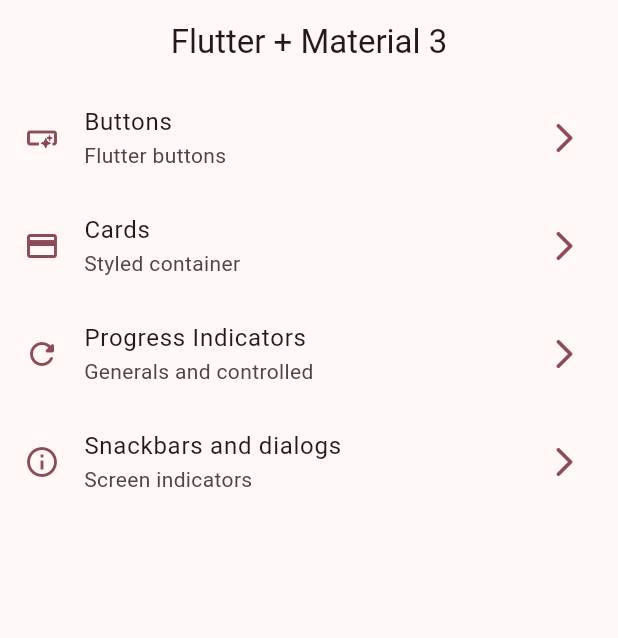
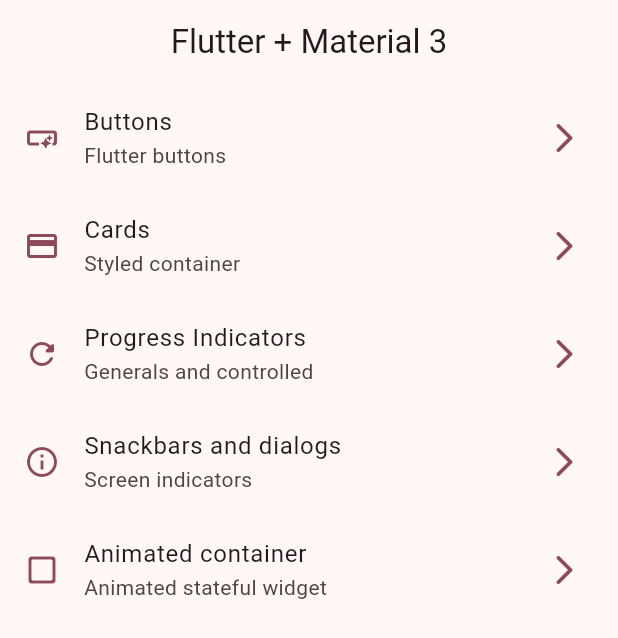
Before and after one commit to valllllll2000/flutter_widgets_app, a Flutter app: the screen it shows after launch, on a phone screen of 412 x 824 dp. Shown: the top 638 px of the screen. Run offline on Flutter 3.47's test engine with Material 3 defaults, Android fonts, the phone set to English and light mode, and no system bars; our stand-ins replace go_router.

Commit message:
adds animated container

```diff
--- a/lib/config/menu/menu_items.dart
+++ b/lib/config/menu/menu_items.dart
@@ -34,4 +34,9 @@ const appMenuItems = <MenuItem>[
       subTitle: 'Screen indicators',
       link: '/snackbars',
       icon: Icons.info_outline),
+  MenuItem(
+      title: 'Animated container',
+      subTitle: 'Animated stateful widget',
+      link: '/animated',
+      icon: Icons.check_box_outline_blank_rounded),
 ];
--- a/lib/config/router/app_router.dart
+++ b/lib/config/router/app_router.dart
@@ -27,5 +27,9 @@ final appRouter = GoRouter(
         path: '/snackbars',
         name: SnackbarScreen.name,
         builder: (context, state) => const SnackbarScreen()),
+    GoRoute(
+        path: '/animated',
+        name: AnimatedScreen.name,
+        builder: (context, state) => const AnimatedScreen()),
   ],
 );
```
Also changed, not shown: lib/presentation/screens/animated/animated_screen.dart (+45 -2 lines).
